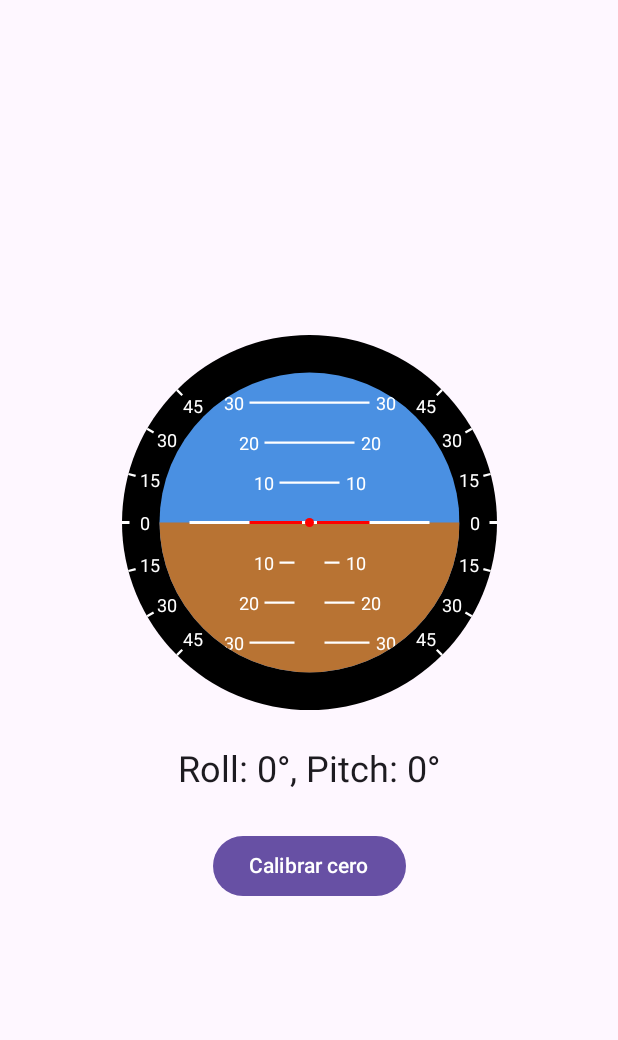
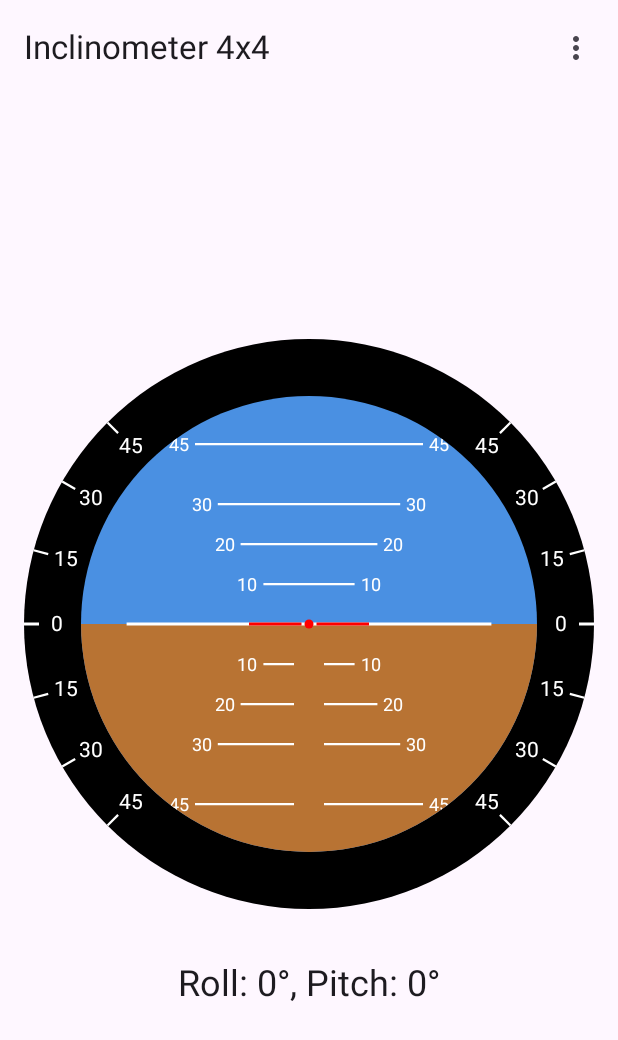
Before and after one commit to FelipeGarcia911/android-auto-inclinometer, an Android app built with Jetpack Compose: the screen it shows after launch (MainActivity), on a phone screen of 412 x 824 dp. Shown: the top 1040 px of the screen. Run offline under Robolectric (Android 15) with nearby library versions, the phone set to English and light mode, and no system bars; our stand-ins replace Dagger/Hilt's generated code.

Commit message:
feat: add menu and create some items

```diff
--- a/app/src/main/java/com/felipeg/inclinometer4x4/MainActivity.kt
+++ b/app/src/main/java/com/felipeg/inclinometer4x4/MainActivity.kt
@@ -1,31 +1,101 @@
 package com.felipeg.inclinometer4x4
 
+import android.app.Activity
 import android.os.Bundle
 import androidx.activity.ComponentActivity
 import androidx.activity.compose.setContent
 import androidx.compose.foundation.layout.fillMaxSize
+import androidx.compose.foundation.layout.padding
+import androidx.compose.material.icons.Icons
+import androidx.compose.material.icons.filled.MoreVert
+import androidx.compose.material3.DropdownMenu
+import androidx.compose.material3.DropdownMenuItem
+import androidx.compose.material3.ExperimentalMaterial3Api
+import androidx.compose.material3.Icon
+import androidx.compose.material3.IconButton
 import androidx.compose.material3.MaterialTheme
+import androidx.compose.material3.Scaffold
 import androidx.compose.material3.Surface
+import androidx.compose.material3.Text
+import androidx.compose.material3.TopAppBar
+import androidx.compose.runtime.LaunchedEffect
+import androidx.compose.runtime.collectAsState
+import androidx.compose.runtime.getValue
+import androidx.compose.runtime.mutableStateOf
+import androidx.compose.runtime.remember
+import androidx.compose.runtime.setValue
 import androidx.compose.ui.Modifier
-import com.felipeg.common.SensorRepository
+import androidx.compose.ui.platform.LocalContext
+import androidx.hilt.navigation.compose.hiltViewModel
 import com.felipeg.inclinometer4x4.presentation.ui.AngleScreen
+import com.felipeg.inclinometer4x4.presentation.viewmodel.AngleViewModel
 import dagger.hilt.android.AndroidEntryPoint
 import javax.inject.Inject
 
 @AndroidEntryPoint
 class MainActivity : ComponentActivity() {
-    @Inject lateinit var sensorRepo: SensorRepository
+    @Inject
+    lateinit var sensorRepo: com.felipeg.common.SensorRepository
 
+    @OptIn(ExperimentalMaterial3Api::class)
     override fun onCreate(savedInstanceState: Bundle?) {
         super.onCreate(savedInstanceState)
 
         setContent {
             MaterialTheme {
-                Surface(
-                    modifier = Modifier.fillMaxSize(),
-                    color = MaterialTheme.colorScheme.background
-                ) {
-                    AngleScreen()
+                val viewModel: AngleViewModel = hiltViewModel()
+                val orientation by viewModel.orientationState.collectAsState()
+                var showMenu by remember { mutableStateOf(false) }
+                val context = LocalContext.current
+
+                // Effect to lock and change orientation based on the state from the ViewModel
+                LaunchedEffect(orientation) {
+                    (context as? Activity)?.requestedOrientation = orientation
+                }
+
+                Scaffold(
+                    topBar = {
+                        TopAppBar(
+                            title = { Text("Inclinometer 4x4") },
+                            actions = {
+                                IconButton(onClick = { showMenu = true }) {
+                                    Icon(Icons.Default.MoreVert, contentDescription = "More options")
+                                }
+                                DropdownMenu(
+                                    expanded = showMenu,
+                                    onDismissRequest = { showMenu = false }
+                                ) {
+                                    DropdownMenuItem(
+                                        text = { Text("Calibrar") },
+                                        onClick = {
+                                            viewModel.onCalibrate()
+                                            showMenu = false
+                                        }
+                                    )
+                                    DropdownMenuItem(
+                                        text = { Text("Rotar Horizontal/Vertical") },
+                                        onClick = {
+                                            viewModel.toggleOrientation()
+                                            showMenu = false
+                                        }
+                                    )
+                                    DropdownMenuItem(
+                                        text = { Text("Acerca de") },
+                                        onClick = { /* Handle About */ showMenu = false }
+                                    )
+                                }
+                            }
+                        )
+                    }
+                ) { paddingValues ->
+                    Surface(
+                        modifier = Modifier
+                            .fillMaxSize()
+                            .padding(paddingValues),
+                        color = MaterialTheme.colorScheme.background
+                    ) {
+                        AngleScreen(viewModel)
+                    }
                 }
             }
         }
--- a/app/src/main/java/com/felipeg/inclinometer4x4/presentation/ui/AngleScreen.kt
+++ b/app/src/main/java/com/felipeg/inclinometer4x4/presentation/ui/AngleScreen.kt
@@ -28,11 +28,6 @@ fun AngleScreen(
     viewModel: AngleViewModel = hiltViewModel()
 ) {
     val angle by viewModel.angleState.collectAsState()
-    var justCalibrated by remember { mutableStateOf(false) }
-    val onCalibrate: () -> Unit = {
-        viewModel.onCalibrate()
-        justCalibrated = true
-    }
 
     Column(
         modifier = Modifier
@@ -44,33 +39,9 @@ fun AngleScreen(
         CombinedInclinometer(
             roll = angle.roll,
             pitch = angle.pitch,
-            modifier = Modifier.size(250.dp)
+            modifier = Modifier.size(400.dp)
         )
         Spacer(modifier = Modifier.height(24.dp))
         Text("Roll: ${angle.roll.toInt()}°, Pitch: ${angle.pitch.toInt()}°", style = MaterialTheme.typography.headlineSmall)
-        Spacer(modifier = Modifier.height(24.dp))
-        CalibrationSection(onCalibrate, justCalibrated)
     }
 }
-
-@Composable
-private fun CalibrationSection(
-    onCalibrate: () -> Unit,
-    justCalibrated: Boolean
-) {
-    Column(
-        horizontalAlignment = Alignment.CenterHorizontally,
-        verticalArrangement = Arrangement.Center
-    ) {
-        Button(onClick = onCalibrate) {
-            Text("Calibrar cero")
-        }
-        if (justCalibrated) {
-            Text(
-                text = "¡Calibrado!",
-                color = MaterialTheme.colorScheme.primary,
-                modifier = Modifier.padding(top = 8.dp)
-            )
-        }
-    }
-}
--- a/app/src/main/java/com/felipeg/inclinometer4x4/presentation/ui/component/CombinedInclinometer.kt
+++ b/app/src/main/java/com/felipeg/inclinometer4x4/presentation/ui/component/CombinedInclinometer.kt
@@ -28,7 +28,7 @@ fun CombinedInclinometer(
     roll: Float,
     pitch: Float,
     modifier: Modifier = Modifier,
-    size: Dp = 400.dp
+    size: Dp = 300.dp
 ) {
     val skyColor = Color(0xFF4A90E2)
     val groundColor = Color(0xFFB87333)
@@ -100,12 +100,12 @@ fun CombinedInclinometer(
 private fun DrawScope.drawRollScale(outerRadius: Float, innerRadius: Float, textMeasurer: TextMeasurer) {
     val center = this.center
     val angles = listOf(15, 30, 45)
-    val textStyle = TextStyle(color = Color.White, fontSize = 12.sp)
+    val textStyle = TextStyle(color = Color.White, fontSize = 14.sp)
 
     // Make lines longer and more visible
     val lineStartRadius = outerRadius
-    val lineEndRadius = outerRadius - 5.dp.toPx() // Draw a line of a fixed length
-    val textRadius = outerRadius - 15.dp.toPx()   // Position text inside the line
+    val lineEndRadius = outerRadius - 10.dp.toPx() // Draw a line of a fixed length
+    val textRadius = outerRadius - 22.dp.toPx()   // Position text inside the line
 
     // Draw 0 degree line and text on both sides
     val zeroText = textMeasurer.measure(AnnotatedString("0"), style = textStyle)
```
Also changed, not shown: app/src/main/java/com/felipeg/inclinometer4x4/presentation/viewmodel/AngleViewModel.kt (+17 -0 lines).
